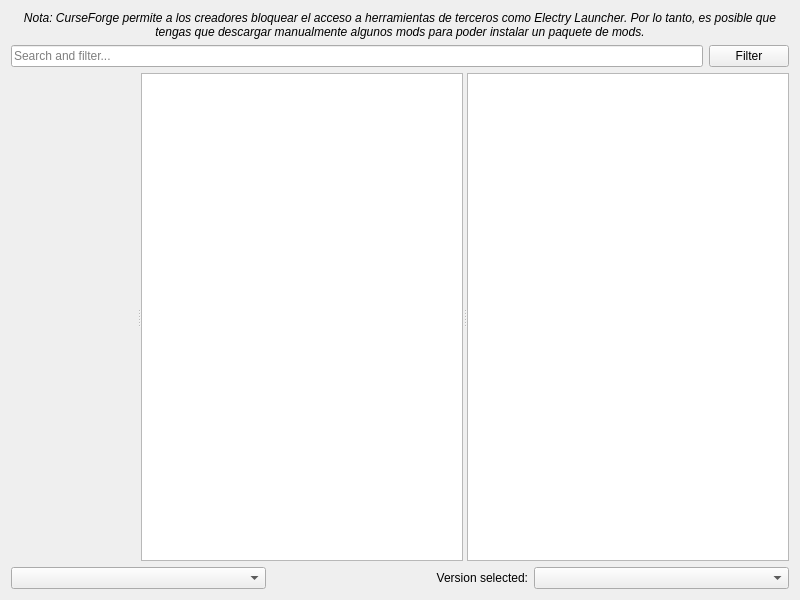
Before: the Qt Designer form launcher/ui/pages/modplatform/flame/FlamePage.ui in mario638/ElectryLauncher, drawn with Qt 5.
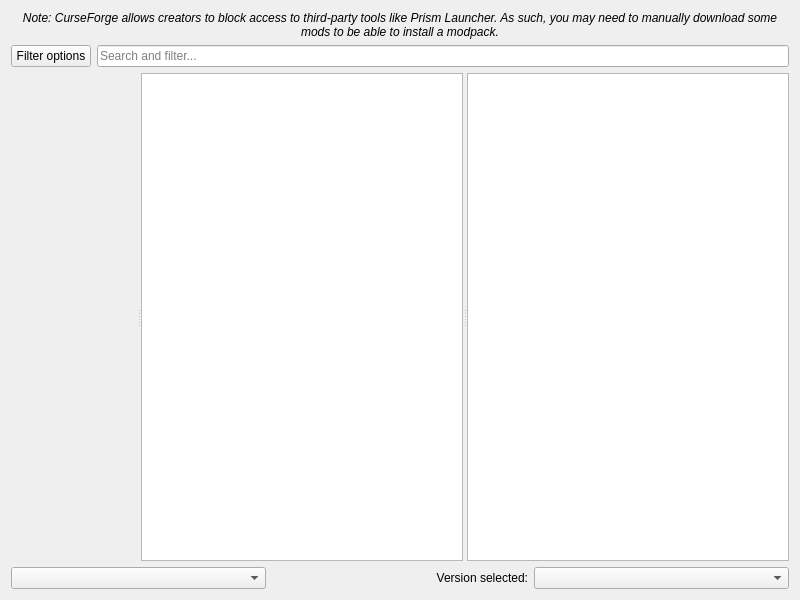
After: the same form once the commit is applied. Custom widgets are drawn as their Qt base class.

What changed in the file:
```diff
--- a/launcher/ui/pages/modplatform/flame/FlamePage.ui
+++ b/launcher/ui/pages/modplatform/flame/FlamePage.ui
@@ -19,7 +19,7 @@
       </font>
      </property>
      <property name="text">
-      <string>Nota: CurseForge permite a los creadores bloquear el acceso a herramientas de terceros como Electry Launcher. Por lo tanto, es posible que tengas que descargar manualmente algunos mods para poder instalar un paquete de mods.</string>
+      <string>Note: CurseForge allows creators to block access to third-party tools like Prism Launcher. As such, you may need to manually download some mods to be able to install a modpack.</string>
      </property>
      <property name="alignment">
       <set>Qt::AlignCenter</set>
@@ -32,16 +32,16 @@
    <item>
     <layout class="QHBoxLayout" name="horizontalLayout">
      <item>
-      <widget class="QLineEdit" name="searchEdit">
-       <property name="placeholderText">
-        <string>Search and filter...</string>
+      <widget class="QPushButton" name="filterButton">
+       <property name="text">
+        <string>Filter options</string>
        </property>
       </widget>
      </item>
      <item>
-      <widget class="QPushButton" name="filterButton">
-       <property name="text">
-        <string>Filter</string>
+      <widget class="QLineEdit" name="searchEdit">
+       <property name="placeholderText">
+        <string>Search and filter...</string>
        </property>
       </widget>
      </item>
```
